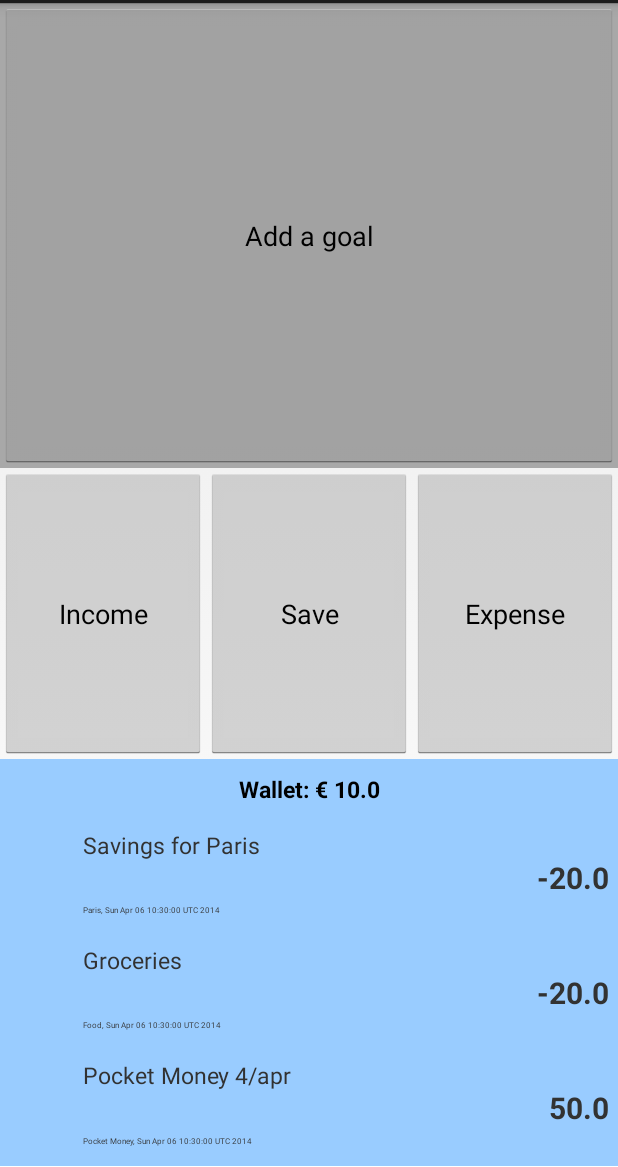
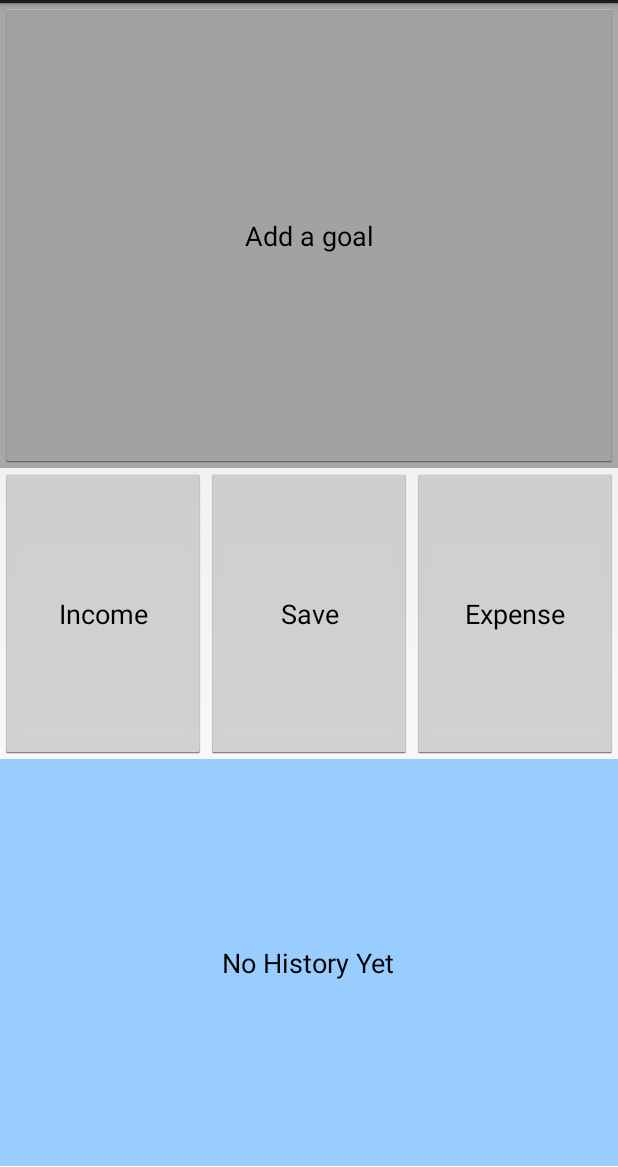
Before and after one commit to Liestambeur/StudentSaveApp, an Android app: the screen it shows after launch (MainActivity), on a phone screen of 412 x 824 dp, the part 69-1236 px from its top. Run offline under Robolectric (Android 15) with nearby library versions, the phone set to English and light mode, and no system bars.

```diff
--- a/app/src/main/java/be/kuleuven/chi/app/MainActivity.java
+++ b/app/src/main/java/be/kuleuven/chi/app/MainActivity.java
@@ -30,18 +30,6 @@ public class MainActivity extends BaseActivity {
     protected void onCreate(Bundle savedInstanceState) {
         super.onCreate(savedInstanceState);
         setContentView(R.layout.activity_main);
-
-        IncomeElement income = new IncomeElement(50.00, new IncomeCategory("Pocket Money"),"Pocket Money 4/apr");
-        ExpenseElement expense = new ExpenseElement(20.00, new ExpenseCategory("Food"),"Groceries");
-
-        Goal paris = new Goal();
-        paris.setName("Paris");
-        paris.setAmount(100.00);
-        SavingElement saving = new SavingElement(20.00, paris);
-
-        AppContent.getInstance().addToHistory(income);
-        AppContent.getInstance().addToHistory(expense);
-        AppContent.getInstance().addToHistory(saving);
 
         if(appContent.hasGoal()){
             Goal goal = appContent.getGoal();
```
Also changed, not shown: app/src/main/java/be/kuleuven/chi/app/HistoryActivity.java (+0 -13 lines).
